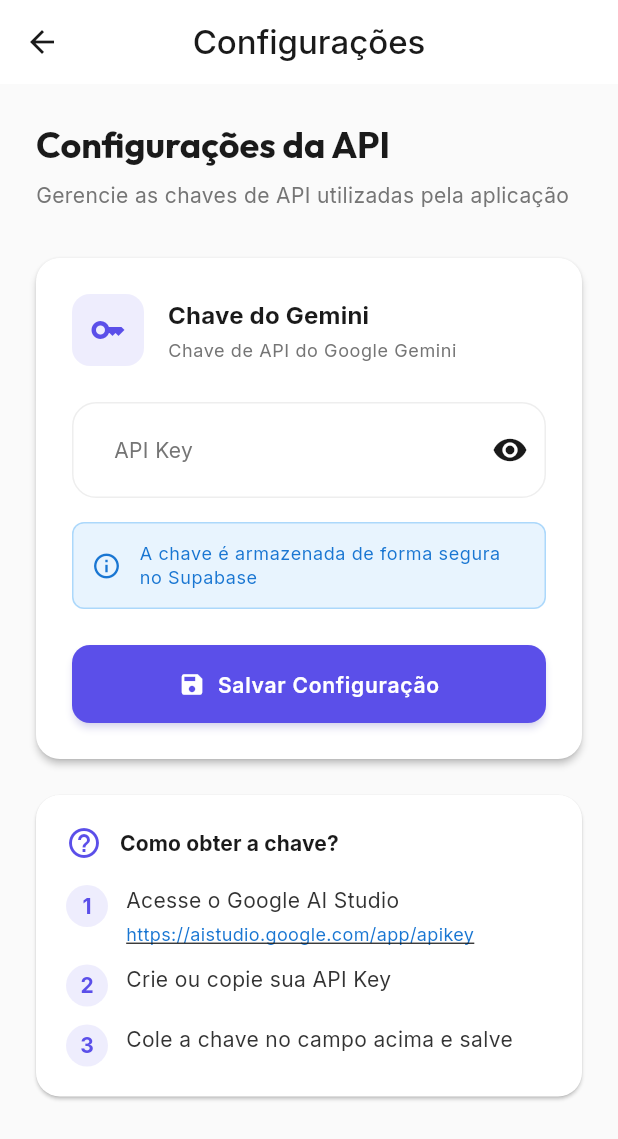
After one commit to devmatheusoliveira/civicux_creator, a Flutter app: the screen it shows once a user with an empty profile is signed in, after a tap on the "settings" icon, on a phone screen of 412 x 824 dp. The commit adds this screen. Shown: the top 1139 px of the screen. Run offline on Flutter 3.47's test engine with Material 3 defaults, Android fonts, the phone set to English and light mode, and no system bars; our stand-ins replace flutter_dotenv, google_fonts, share_plus, shimmer, supabase_flutter; accounts and stored records are empty; network calls fail.

Commit message:
mudanças

```diff
--- a/lib/app.dart
+++ b/lib/app.dart
@@ -4,6 +4,7 @@ import 'pages/tree/setup_page.dart';
 import 'theme/app_theme.dart';
 import 'pages/home/home_page.dart';
 import 'pages/auth/login_page.dart';
+import 'pages/settings/settings_page.dart';
 
 class DevsImpactoApp extends StatelessWidget {
   const DevsImpactoApp({super.key});
@@ -14,6 +15,10 @@ class DevsImpactoApp extends StatelessWidget {
       title: 'Devs Impacto Online',
       debugShowCheckedModeBanner: false,
       theme: AppTheme.lightTheme,
+      routes: {
+        '/settings': (context) => const SettingsPage(),
+        '/setup': (context) => const SetupPage(),
+      },
       home: StreamBuilder<AuthState>(
         stream: Supabase.instance.client.auth.onAuthStateChange,
         builder: (context, snapshot) {
--- a/lib/pages/home/home_page.dart
+++ b/lib/pages/home/home_page.dart
@@ -87,6 +87,14 @@ class _HomePageState extends State<HomePage> {
         ),
         centerTitle: true,
         actions: [
+          IconButton(
+            icon: const Icon(Icons.settings_outlined),
+            tooltip: 'Configurações',
+            onPressed: () {
+              Navigator.pushNamed(context, '/settings');
+            },
+          ),
+          const SizedBox(width: 8),
           IconButton(
             icon: const Icon(Icons.notifications_outlined),
             onPressed: () {}, // Placeholder for notifications
--- /dev/null
+++ b/lib/pages/settings/settings_page.dart
@@ -0,0 +1,364 @@
+import 'package:flutter/material.dart';
+import '../../services/config_service.dart';
+
+class SettingsPage extends StatefulWidget {
+  const SettingsPage({super.key});
+
+  @override
+  State<SettingsPage> createState() => _SettingsPageState();
+}
+
+class _SettingsPageState extends State<SettingsPage> {
+  final _configService = ConfigService();
+  final _apiKeyController = TextEditingController();
+  bool _isLoading = false;
+  bool _obscureText = true;
+  String? _currentKey;
+
+  @override
+  void initState() {
+    super.initState();
+    _loadCurrentKey();
+  }
+
+  Future<void> _loadCurrentKey() async {
+    setState(() => _isLoading = true);
+    try {
+      final key = await _configService.getGeminiApiKey();
+      if (key != null && mounted) {
+        setState(() {
+          _currentKey = key;
+          // Mostra apenas os primeiros e últimos caracteres
+          _apiKeyController.text = _maskApiKey(key);
+        });
+      }
+    } catch (e) {
+      if (mounted) {
+        ScaffoldMessenger.of(context).showSnackBar(
+          SnackBar(content: Text('Erro ao carregar configuração: $e')),
+        );
+      }
+    } finally {
+      if (mounted) {
+        setState(() => _isLoading = false);
+      }
+    }
+  }
+
+  String _maskApiKey(String key) {
+    if (key.length <= 8) return key;
+    return '${key.substring(0, 4)}${'*' * (key.length - 8)}${key.substring(key.length - 4)}';
+  }
+
+  Future<void> _saveApiKey() async {
+    final newKey = _apiKeyController.text.trim();
+
+    if (newKey.isEmpty) {
+      ScaffoldMessenger.of(context).showSnackBar(
+        const SnackBar(content: Text('Por favor, insira uma chave válida')),
+      );
+      return;
+    }
+
+    // Se o texto não foi modificado (ainda está mascarado), não salva
+    if (newKey == _maskApiKey(_currentKey ?? '')) {
+      ScaffoldMessenger.of(context).showSnackBar(
+        const SnackBar(content: Text('Nenhuma alteração detectada')),
+      );
+      return;
+    }
+
+    setState(() => _isLoading = true);
+    try {
+      final success = await _configService.updateGeminiApiKey(newKey);
+
+      if (mounted) {
+        if (success) {
+          ScaffoldMessenger.of(context).showSnackBar(
+            const SnackBar(
+              content: Text('Chave atualizada com sucesso!'),
+              backgroundColor: Colors.green,
+            ),
+          );
+          _loadCurrentKey(); // Recarrega para mostrar mascarado
+        } else {
+          ScaffoldMessenger.of(context).showSnackBar(
+            const SnackBar(
+              content: Text('Erro ao atualizar a chave'),
+              backgroundColor: Colors.red,
+            ),
+          );
+        }
+      }
+    } catch (e) {
+      if (mounted) {
+        ScaffoldMessenger.of(
+          context,
+        ).showSnackBar(SnackBar(content: Text('Erro: $e')));
+      }
+    } finally {
+      if (mounted) {
+        setState(() => _isLoading = false);
+      }
+    }
+  }
+
+  @override
+  void dispose() {
+    _apiKeyController.dispose();
+    super.dispose();
+  }
+
+  @override
+  Widget build(BuildContext context) {
+    final theme = Theme.of(context);
+
+    return Scaffold(
+      appBar: AppBar(title: const Text('Configurações'), elevation: 0),
+      body: _isLoading
+          ? const Center(child: CircularProgressIndicator())
+          : SingleChildScrollView(
+              padding: const EdgeInsets.all(24),
+              child: Column(
+                crossAxisAlignment: CrossAxisAlignment.start,
+                children: [
+                  // Header
+                  Text(
+                    'Configurações da API',
+                    style: theme.textTheme.headlineSmall?.copyWith(
+                      fontWeight: FontWeight.bold,
+                    ),
+                  ),
+                  const SizedBox(height: 8),
+                  Text(
+                    'Gerencie as chaves de API utilizadas pela aplicação',
+                    style: theme.textTheme.bodyMedium?.copyWith(
+                      color: Colors.grey[600],
+                    ),
+                  ),
+                  const SizedBox(height: 32),
+
+                  // Gemini API Key Card
+                  Card(
+                    elevation: 2,
+                    shape: RoundedRectangleBorder(
+                      borderRadius: BorderRadius.circular(16),
+                    ),
+                    child: Padding(
+                      padding: const EdgeInsets.all(24),
+                      child: Column(
+                        crossAxisAlignment: CrossAxisAlignment.start,
+                        children: [
+                          Row(
+                            children: [
+                              Container(
+                                padding: const EdgeInsets.all(12),
+                                decoration: BoxDecoration(
+                                  color: theme.primaryColor.withOpacity(0.1),
+                                  borderRadius: BorderRadius.circular(12),
+                                ),
+                                child: Icon(
+                                  Icons.key,
+                                  color: theme.primaryColor,
+                                  size: 24,
+                                ),
+                              ),
+                              const SizedBox(width: 16),
+                              Expanded(
+                                child: Column(
+                                  crossAxisAlignment: CrossAxisAlignment.start,
+                                  children: [
+                                    Text(
+                                      'Chave do Gemini',
+                                      style: theme.textTheme.titleMedium
+                                          ?.copyWith(
+                                            fontWeight: FontWeight.bold,
+                                          ),
+                                    ),
+                                    const SizedBox(height: 4),
+                                    Text(
+                                      'Chave de API do Google Gemini',
+                                      style: theme.textTheme.bodySmall
+                                          ?.copyWith(color: Colors.grey[600]),
+                                    ),
+                                  ],
+                                ),
+                              ),
+                            ],
+                          ),
+                          const SizedBox(height: 24),
+                          TextField(
+                            controller: _apiKeyController,
+                            obscureText: _obscureText,
+                            decoration: InputDecoration(
+                              labelText: 'API Key',
+                              hintText: 'Digite sua chave do Gemini',
+                              border: OutlineInputBorder(
+                                borderRadius: BorderRadius.circular(12),
+                              ),
+                              suffixIcon: IconButton(
+                                icon: Icon(
+                                  _obscureText
+                                      ? Icons.visibility
+                                      : Icons.visibility_off,
+                                ),
+                                onPressed: () {
+                                  setState(() => _obscureText = !_obscureText);
+                                },
+                              ),
+                            ),
+                            onChanged: (_) => setState(() {}),
+                          ),
+                          const SizedBox(height: 16),
+                          Container(
+                            padding: const EdgeInsets.all(12),
+                            decoration: BoxDecoration(
+                              color: Colors.blue.withOpacity(0.1),
+                              borderRadius: BorderRadius.circular(8),
+                              border: Border.all(
+                                color: Colors.blue.withOpacity(0.3),
+                              ),
+                            ),
+                            child: Row(
+                              children: [
+                                Icon(
+                                  Icons.info_outline,
+                                  color: Colors.blue[700],
+                                  size: 20,
+                                ),
+                                const SizedBox(width: 12),
+                                Expanded(
+                                  child: Text(
+                                    'A chave é armazenada de forma segura no Supabase',
+                                    style: theme.textTheme.bodySmall?.copyWith(
+                                      color: Colors.blue[700],
+                                    ),
+                                  ),
+                                ),
+                              ],
+                            ),
+                          ),
+                          const SizedBox(height: 24),
+                          SizedBox(
+                            width: double.infinity,
+                            child: ElevatedButton.icon(
+                              onPressed: _isLoading ? null : _saveApiKey,
+                              icon: const Icon(Icons.save),
+                              label: const Text('Salvar Configuração'),
+                              style: ElevatedButton.styleFrom(
+                                padding: const EdgeInsets.symmetric(
+                                  vertical: 16,
+                                ),
+                                shape: RoundedRectangleBorder(
+                                  borderRadius: BorderRadius.circular(12),
+                                ),
+                              ),
+                            ),
+                          ),
+                        ],
+                      ),
+                    ),
+                  ),
+
+                  const SizedBox(height: 24),
+
+                  // Instruções
+                  Card(
+                    elevation: 1,
+                    shape: RoundedRectangleBorder(
+                      borderRadius: BorderRadius.circular(16),
+                    ),
+                    child: Padding(
+                      padding: const EdgeInsets.all(20),
+                      child: Column(
+                        crossAxisAlignment: CrossAxisAlignment.start,
+                        children: [
+                          Row(
+                            children: [
+                              Icon(
+                                Icons.help_outline,
+                                color: theme.primaryColor,
+                              ),
+                              const SizedBox(width: 12),
+                              Text(
+                                'Como obter a chave?',
+                                style: theme.textTheme.titleSmall?.copyWith(
+                                  fontWeight: FontWeight.bold,
+                                ),
+                              ),
+                            ],
+                          ),
+                          const SizedBox(height: 16),
+                          _buildInstructionStep(
+                            '1',
+                            'Acesse o Google AI Studio',
+                            'https://aistudio.google.com/app/apikey',
+                          ),
+                          const SizedBox(height: 12),
+                          _buildInstructionStep(
+                            '2',
+                            'Crie ou copie sua API Key',
+                            null,
+                          ),
+                          const SizedBox(height: 12),
+                          _buildInstructionStep(
+                            '3',
+                            'Cole a chave no campo acima e salve',
+                            null,
+                          ),
+                        ],
+                      ),
+                    ),
+                  ),
+                ],
+              ),
+            ),
+    );
+  }
+
+  Widget _buildInstructionStep(String number, String text, String? url) {
+    return Row(
+      crossAxisAlignment: CrossAxisAlignment.start,
+      children: [
+        Container(
+          width: 28,
+          height: 28,
+          decoration: BoxDecoration(
+            color: Theme.of(context).primaryColor.withOpacity(0.1),
+            shape: BoxShape.circle,
+          ),
+          child: Center(
+            child: Text(
+              number,
+              style: TextStyle(
+                color: Theme.of(context).primaryColor,
+                fontWeight: FontWeight.bold,
+                fontSize: 14,
+              ),
+            ),
+          ),
+        ),
+        const SizedBox(width: 12),
+        Expanded(
+          child: Column(
+            crossAxisAlignment: CrossAxisAlignment.start,
+            children: [
+              Text(text, style: const TextStyle(fontSize: 14)),
+              if (url != null) ...[
+                const SizedBox(height: 4),
+                Text(
+                  url,
+                  style: TextStyle(
+                    fontSize: 12,
+                    color: Colors.blue[700],
+                    decoration: TextDecoration.underline,
+                  ),
+                ),
+              ],
+            ],
+          ),
+        ),
+      ],
+    );
+  }
+}
--- /dev/null
+++ b/lib/services/config_service.dart
@@ -0,0 +1,112 @@
+import 'package:supabase_flutter/supabase_flutter.dart';
+
+class ConfigService {
+  static final ConfigService _instance = ConfigService._internal();
+  factory ConfigService() => _instance;
+  ConfigService._internal();
+
+  final SupabaseClient _supabase = Supabase.instance.client;
+
+  // Cache para evitar múltiplas requisições
+  String? _cachedGeminiApiKey;
+  DateTime? _cacheTime;
+  static const Duration _cacheDuration = Duration(minutes: 30);
+
+  /// Busca a chave da API do Gemini do Supabase
+  Future<String?> getGeminiApiKey() async {
+    try {
+      // Verifica se o cache ainda é válido
+      if (_cachedGeminiApiKey != null && _cacheTime != null) {
+        if (DateTime.now().difference(_cacheTime!) < _cacheDuration) {
+          return _cachedGeminiApiKey;
+        }
+      }
+
+      // Busca do Supabase
+      final response = await _supabase
+          .from('app_config')
+          .select('config_value')
+          .eq('config_key', 'gemini_api_key')
+          .single();
+
+      if (response['config_value'] != null) {
+        _cachedGeminiApiKey = response['config_value'] as String;
+        _cacheTime = DateTime.now();
+        return _cachedGeminiApiKey;
+      }
+
+      return null;
+    } catch (e) {
+      print('Erro ao buscar chave do Gemini: $e');
+      return null;
+    }
+  }
+
+  /// Atualiza a chave da API do Gemini no Supabase
+  Future<bool> updateGeminiApiKey(String apiKey) async {
+    try {
+      await _supabase.from('app_config').upsert({
+        'config_key': 'gemini_api_key',
+        'config_value': apiKey,
+        'description': 'Chave de API do Google Gemini',
+      });
+
+      // Atualiza o cache
+      _cachedGeminiApiKey = apiKey;
+      _cacheTime = DateTime.now();
+
+      return true;
+    } catch (e) {
+      print('Erro ao atualizar chave do Gemini: $e');
+      return false;
+    }
+  }
+
+  /// Busca uma configuração genérica
+  Future<String?> getConfig(String key) async {
+    try {
+      final response = await _supabase
+          .from('app_config')
+          .select('config_value')
+          .eq('config_key', key)
+          .single();
+
+      if (response['config_value'] != null) {
+        return response['config_value'] as String;
+      }
+
+      return null;
+    } catch (e) {
+      print('Erro ao buscar configuração $key: $e');
+      return null;
+    }
+  }
+
+  /// Atualiza uma configuração genérica
+  Future<bool> updateConfig(
+    String key,
+    String value, {
+    String? description,
+  }) async {
+    try {
+      final data = {'config_key': key, 'config_value': value};
+
+      if (description != null) {
+        data['description'] = description;
+      }
+
+      await _supabase.from('app_config').upsert(data);
+
+      return true;
+    } catch (e) {
+      print('Erro ao atualizar configuração $key: $e');
+      return false;
+    }
+  }
+
+  /// Limpa o cache
+  void clearCache() {
+    _cachedGeminiApiKey = null;
+    _cacheTime = null;
+  }
+}
```
Also changed, not shown: lib/services/gemini_service.dart (+22 -24 lines), lib/services/nano_banana_service.dart (+12 -15 lines), 3 other files.
